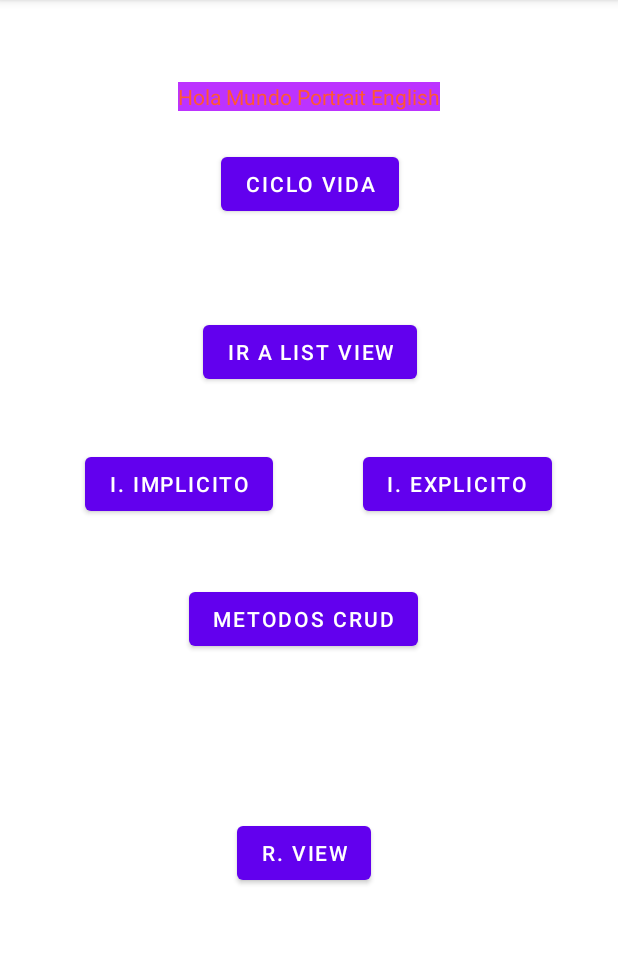
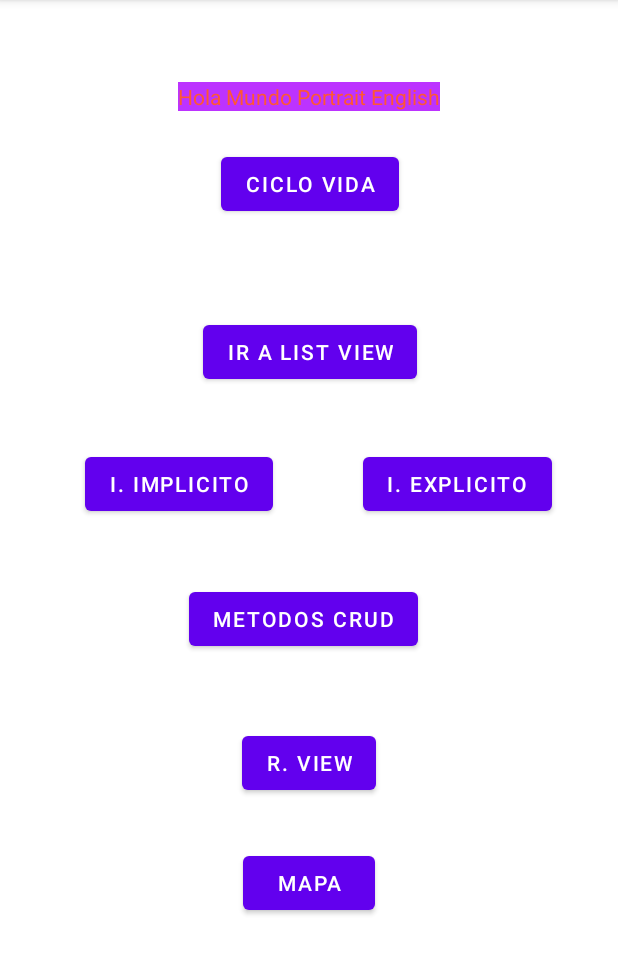
Before and after one commit to 2022B-Software-Computacion/cedeno-mendoza-bryan-fernando-ms, an Android app: the screen it shows after launch (MainActivity), on a phone screen of 412 x 824 dp, the part 84-1058 px from its top. Run offline under Robolectric (Android 15) with nearby library versions, the phone set to English and light mode, and no system bars.

Commit message:
GoogleMaps

```diff
--- a/01-Android/app/src/main/AndroidManifest.xml
+++ b/01-Android/app/src/main/AndroidManifest.xml
@@ -1,6 +1,10 @@
 <?xml version="1.0" encoding="utf-8"?>
 <manifest xmlns:android="http://schemas.android.com/apk/res/android"
     xmlns:tools="http://schemas.android.com/tools">
+
+
+    <uses-permission android:name="android.permission.ACCESS_COARSE_LOCATION" />
+    <uses-permission android:name="android.permission.ACCESS_FINE_LOCATION" />
 
     <application
         android:allowBackup="true"
--- a/01-Android/app/src/main/java/com/example/fsmapplication/MainActivity.kt
+++ b/01-Android/app/src/main/java/com/example/fsmapplication/MainActivity.kt
@@ -101,6 +101,12 @@ class MainActivity : AppCompatActivity() {
             .setOnClickListener {
                 irActividad(GRecyclerView::class.java)
             }
+        //Boton  ir a GoogleMaps
+        val botonGoogleMaps= findViewById<Button>(R.id.btn_google_maps)
+        botonGoogleMaps
+            .setOnClickListener {
+                irActividad(HGoogleMapsActivity::class.java)
+            }
 
     }
     fun irActividad(            //Funcion ir Actividad //Intends
--- a/01-Android/app/src/main/res/layout/activity_main.xml
+++ b/01-Android/app/src/main/res/layout/activity_main.xml
@@ -81,10 +81,22 @@
         android:id="@+id/btn_recycler_view"
         android:layout_width="wrap_content"
         android:layout_height="wrap_content"
-        android:layout_marginTop="108dp"
+        android:layout_marginTop="48dp"
         android:text="R. View"
         app:layout_constraintEnd_toEndOf="@+id/btn_ir_crud"
+        app:layout_constraintHorizontal_bias="0.555"
         app:layout_constraintStart_toStartOf="@+id/btn_ir_crud"
         app:layout_constraintTop_toBottomOf="@+id/btn_ir_crud" />
 
+    <Button
+        android:id="@+id/btn_google_maps"
+        android:layout_width="wrap_content"
+        android:layout_height="wrap_content"
+        android:layout_marginTop="32dp"
+        android:text="Mapa"
+        app:layout_constraintEnd_toEndOf="@+id/btn_recycler_view"
+        app:layout_constraintHorizontal_bias="0.333"
+        app:layout_constraintStart_toStartOf="@+id/btn_recycler_view"
+        app:layout_constraintTop_toBottomOf="@+id/btn_recycler_view" />
+
 </androidx.constraintlayout.widget.ConstraintLayout>
```
Also changed, not shown: 01-Android/app/src/main/java/com/example/fsmapplication/HGoogleMapsActivity.kt (+86 -0 lines), 01-Android/app/src/main/res/layout/activity_hgoogle_maps2.xml (+13 -3 lines).
